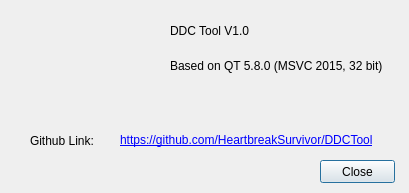
Before: the Qt Designer form helpwindow.ui in HeartbreakSurvivor/DDCTool, drawn with Qt 5.
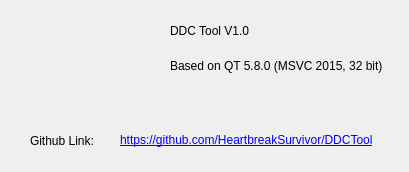
After: the same form once the commit is applied. Icons and pictures are not drawn.

Patch:
```diff
--- a/helpwindow.ui
+++ b/helpwindow.ui
@@ -7,25 +7,12 @@
     <x>0</x>
     <y>0</y>
     <width>409</width>
-    <height>193</height>
+    <height>172</height>
    </rect>
   </property>
   <property name="windowTitle">
    <string>About</string>
   </property>
-  <widget class="QPushButton" name="pushButton">
-   <property name="geometry">
-    <rect>
-     <x>320</x>
-     <y>160</y>
-     <width>75</width>
-     <height>23</height>
-    </rect>
-   </property>
-   <property name="text">
-    <string>Close</string>
-   </property>
-  </widget>
   <widget class="QLabel" name="label">
    <property name="geometry">
     <rect>
```
Left out of the diff: 2 changed lines with no effect on the pictures.
